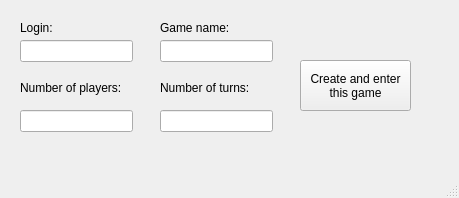
Above: mainwindowforcreatemultigame.ui from sofiaandrat/Blue before the change. Below: the same form after it.
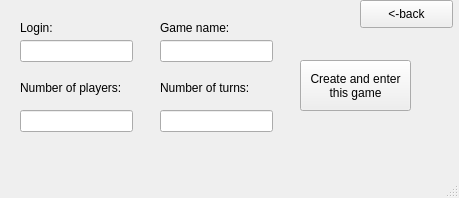
That is the form after the change.

What changed in the file:
```diff
--- a/mainwindowforcreatemultigame.ui
+++ b/mainwindowforcreatemultigame.ui
@@ -120,6 +120,19 @@
      </rect>
     </property>
    </widget>
+   <widget class="QPushButton" name="back">
+    <property name="geometry">
+     <rect>
+      <x>360</x>
+      <y>0</y>
+      <width>93</width>
+      <height>28</height>
+     </rect>
+    </property>
+    <property name="text">
+     <string>&lt;-back</string>
+    </property>
+   </widget>
   </widget>
   <widget class="QMenuBar" name="menubar">
    <property name="geometry">
```
